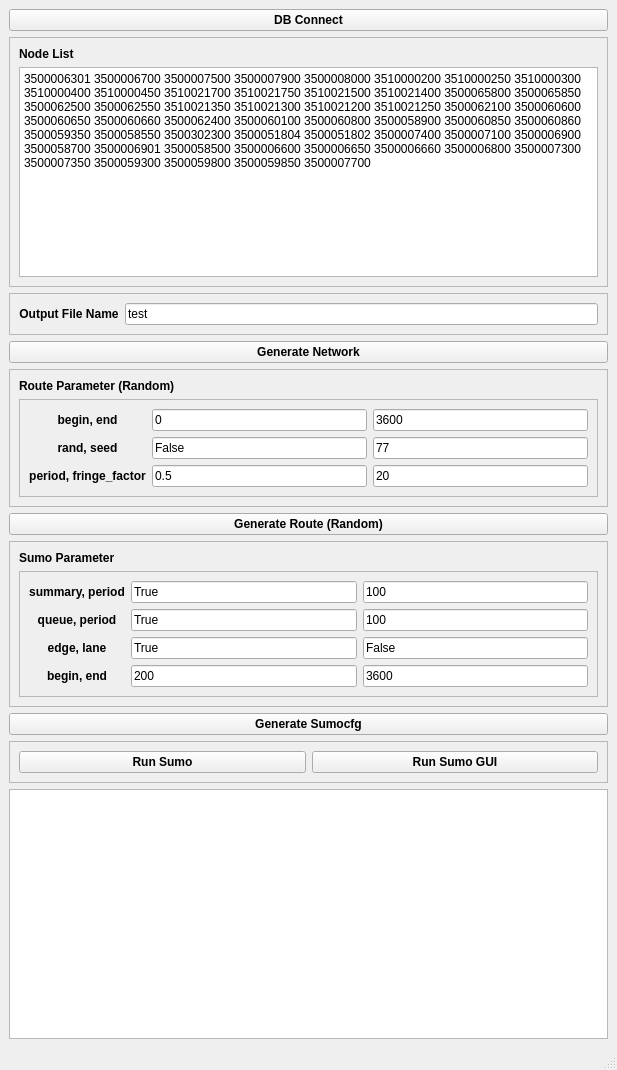
Old version of the form mainui.ui in the repository Gominseop/sumo_DT.
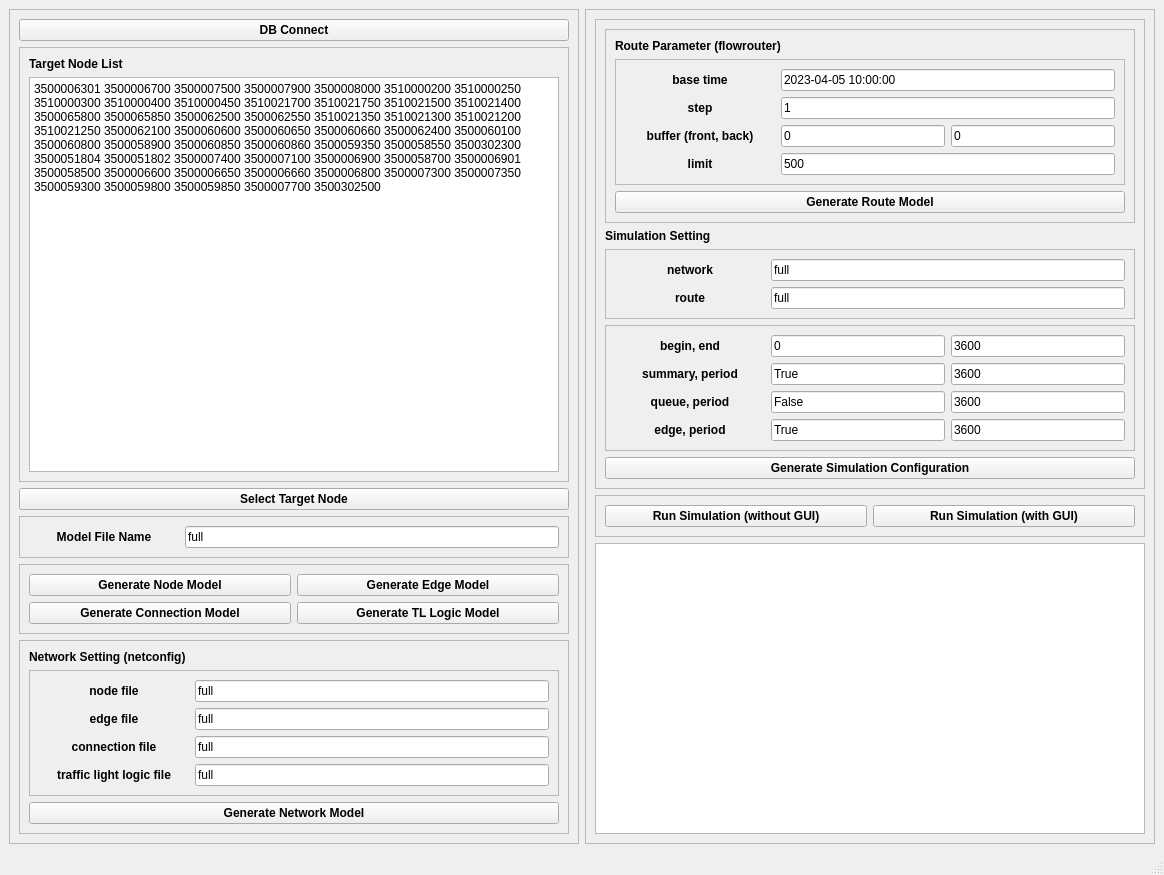
New version of the form.

Commit message: router model generation (flowrouter)

```diff
--- a/mainui.ui
+++ b/mainui.ui
@@ -6,15 +6,24 @@
    <rect>
     <x>0</x>
     <y>0</y>
-    <width>617</width>
-    <height>1070</height>
+    <width>1164</width>
+    <height>875</height>
    </rect>
   </property>
   <property name="windowTitle">
    <string>MainWindow</string>
   </property>
   <widget class="QWidget" name="centralwidget">
-   <layout class="QVBoxLayout" name="verticalLayout_2">
+   <layout class="QHBoxLayout" name="horizontalLayout_4">
+    <item>
+     <widget class="QFrame" name="frame_left">
+      <property name="frameShape">
+       <enum>QFrame::StyledPanel</enum>
+      </property>
+      <property name="frameShadow">
+       <enum>QFrame::Raised</enum>
+      </property>
+      <layout class="QVBoxLayout" name="verticalLayout_7">
     <item>
      <widget class="QPushButton" name="button_db">
       <property name="font">
@@ -46,7 +55,7 @@
           </font>
          </property>
          <property name="text">
-          <string>Node List</string>
+             <string>Target Node List</string>
          </property>
          <property name="textFormat">
           <enum>Qt::RichText</enum>
@@ -58,18 +67,37 @@
        </item>
        <item>
         <widget class="QTextEdit" name="input_node_list">
+            <property name="minimumSize">
+             <size>
+              <width>400</width>
+              <height>0</height>
+             </size>
+            </property>
          <property name="html">
           <string>&lt;!DOCTYPE HTML PUBLIC &quot;-//W3C//DTD HTML 4.0//EN&quot; &quot;http://www.w3.org/TR/REC-html40/strict.dtd&quot;&gt;
 &lt;html&gt;&lt;head&gt;&lt;meta name=&quot;qrichtext&quot; content=&quot;1&quot; /&gt;&lt;style type=&quot;text/css&quot;&gt;
 p, li { white-space: pre-wrap; }
 &lt;/style&gt;&lt;/head&gt;&lt;body style=&quot; font-family:'Gulim'; font-size:9pt; font-weight:400; font-style:normal;&quot;&gt;
-&lt;p style=&quot; margin-top:0px; margin-bottom:0px; margin-left:0px; margin-right:0px; -qt-block-indent:0; text-indent:0px;&quot;&gt;3500006301 3500006700 3500007500 3500007900 3500008000 3510000200 3510000250 3510000300 3510000400 3510000450 3510021700 3510021750 3510021500 3510021400 3500065800 3500065850 3500062500 3500062550 3510021350 3510021300 3510021200 3510021250 3500062100 3500060600 3500060650 3500060660 3500062400 3500060100 3500060800 3500058900 3500060850 3500060860 3500059350 3500058550 3500302300 3500051804 3500051802 3500007400 3500007100 3500006900 3500058700 3500006901 3500058500 3500006600 3500006650 3500006660 3500006800 3500007300 3500007350 3500059300 3500059800 3500059850 3500007700&lt;/p&gt;&lt;/body&gt;&lt;/html&gt;</string>
+&lt;p style=&quot; margin-top:0px; margin-bottom:0px; margin-left:0px; margin-right:0px; -qt-block-indent:0; text-indent:0px;&quot;&gt;3500006301 3500006700 3500007500 3500007900 3500008000 3510000200 3510000250 3510000300 3510000400 3510000450 3510021700 3510021750 3510021500 3510021400 3500065800 3500065850 3500062500 3500062550 3510021350 3510021300 3510021200 3510021250 3500062100 3500060600 3500060650 3500060660 3500062400 3500060100 3500060800 3500058900 3500060850 3500060860 3500059350 3500058550 3500302300 3500051804 3500051802 3500007400 3500007100 3500006900 3500058700 3500006901 3500058500 3500006600 3500006650 3500006660 3500006800 3500007300 3500007350 3500059300 3500059800 3500059850 3500007700 3500302500&lt;/p&gt;&lt;/body&gt;&lt;/html&gt;</string>
          </property>
         </widget>
        </item>
       </layout>
      </widget>
     </item>
+       <item>
+        <widget class="QPushButton" name="button_target">
+         <property name="font">
+          <font>
+           <weight>75</weight>
+           <bold>true</bold>
+          </font>
+         </property>
+         <property name="text">
+          <string>Select Target Node</string>
+         </property>
+        </widget>
+       </item>
     <item>
      <widget class="QFrame" name="frame_output">
       <property name="maximumSize">
@@ -87,6 +115,12 @@
       <layout class="QHBoxLayout" name="horizontalLayout">
        <item>
         <widget class="QLabel" name="text_output_name">
+            <property name="minimumSize">
+             <size>
+              <width>150</width>
+              <height>0</height>
+             </size>
+            </property>
          <property name="maximumSize">
           <size>
            <width>16777215</width>
@@ -100,7 +134,7 @@
           </font>
          </property>
          <property name="text">
-          <string>Output File Name</string>
+             <string>Model File Name</string>
          </property>
          <property name="alignment">
           <set>Qt::AlignCenter</set>
@@ -110,7 +144,203 @@
        <item>
         <widget class="QLineEdit" name="input_output_name">
          <property name="text">
-          <string>test</string>
+             <string>full</string>
+            </property>
+           </widget>
+          </item>
+         </layout>
+        </widget>
+       </item>
+       <item>
+        <widget class="QFrame" name="frame_generate">
+         <property name="frameShape">
+          <enum>QFrame::StyledPanel</enum>
+         </property>
+         <property name="frameShadow">
+          <enum>QFrame::Raised</enum>
+         </property>
+         <layout class="QGridLayout" name="gridLayout_4">
+          <item row="0" column="1">
+           <widget class="QPushButton" name="button_edge">
+            <property name="font">
+             <font>
+              <weight>75</weight>
+              <bold>true</bold>
+             </font>
+            </property>
+            <property name="text">
+             <string>Generate Edge Model</string>
+            </property>
+           </widget>
+          </item>
+          <item row="0" column="0">
+           <widget class="QPushButton" name="button_node">
+            <property name="font">
+             <font>
+              <weight>75</weight>
+              <bold>true</bold>
+             </font>
+            </property>
+            <property name="text">
+             <string>Generate Node Model</string>
+            </property>
+           </widget>
+          </item>
+          <item row="1" column="0">
+           <widget class="QPushButton" name="button_connection">
+            <property name="font">
+             <font>
+              <weight>75</weight>
+              <bold>true</bold>
+             </font>
+            </property>
+            <property name="text">
+             <string>Generate Connection Model</string>
+            </property>
+           </widget>
+          </item>
+          <item row="1" column="1">
+           <widget class="QPushButton" name="button_tllogic">
+            <property name="font">
+             <font>
+              <weight>75</weight>
+              <bold>true</bold>
+             </font>
+            </property>
+            <property name="text">
+             <string>Generate TL Logic Model</string>
+            </property>
+           </widget>
+          </item>
+         </layout>
+        </widget>
+       </item>
+       <item>
+        <widget class="QFrame" name="frame_network">
+         <property name="frameShape">
+          <enum>QFrame::StyledPanel</enum>
+         </property>
+         <property name="frameShadow">
+          <enum>QFrame::Raised</enum>
+         </property>
+         <layout class="QVBoxLayout" name="verticalLayout_6">
+          <item>
+           <widget class="QLabel" name="text_network_setting">
+            <property name="font">
+             <font>
+              <weight>75</weight>
+              <bold>true</bold>
+             </font>
+            </property>
+            <property name="text">
+             <string>Network Setting (netconfig)</string>
+            </property>
+           </widget>
+          </item>
+          <item>
+           <widget class="QFrame" name="frame_network_setting">
+            <property name="frameShape">
+             <enum>QFrame::StyledPanel</enum>
+            </property>
+            <property name="frameShadow">
+             <enum>QFrame::Raised</enum>
+            </property>
+            <layout class="QGridLayout" name="gridLayout_5">
+             <item row="2" column="1">
+              <widget class="QLineEdit" name="input_connection">
+               <property name="text">
+                <string>full</string>
+               </property>
+              </widget>
+             </item>
+             <item row="1" column="1">
+              <widget class="QLineEdit" name="input_edge">
+               <property name="text">
+                <string>full</string>
+               </property>
+              </widget>
+             </item>
+             <item row="3" column="0">
+              <widget class="QLabel" name="text_tllogic">
+               <property name="font">
+                <font>
+                 <weight>75</weight>
+                 <bold>true</bold>
+                </font>
+               </property>
+               <property name="text">
+                <string>traffic light logic file</string>
+               </property>
+               <property name="alignment">
+                <set>Qt::AlignCenter</set>
+               </property>
+              </widget>
+             </item>
+             <item row="0" column="0">
+              <widget class="QLabel" name="text_node">
+               <property name="minimumSize">
+                <size>
+                 <width>150</width>
+                 <height>0</height>
+                </size>
+               </property>
+               <property name="font">
+                <font>
+                 <weight>75</weight>
+                 <bold>true</bold>
+                </font>
+               </property>
+               <property name="text">
+                <string>node file</string>
+               </property>
+               <property name="alignment">
+                <set>Qt::AlignCenter</set>
+               </property>
+              </widget>
+             </item>
+             <item row="1" column="0">
+              <widget class="QLabel" name="text_edge">
+               <property name="font">
+                <font>
+                 <weight>75</weight>
+                 <bold>true</bold>
+                </font>
+               </property>
+               <property name="text">
+                <string>edge file</string>
+               </property>
+               <property name="alignment">
+                <set>Qt::AlignCenter</set>
+               </property>
+              </widget>
+             </item>
+             <item row="2" column="0">
+              <widget class="QLabel" name="text_conneciton">
+               <property name="font">
+                <font>
+                 <weight>75</weight>
+                 <bold>true</bold>
+                </font>
+               </property>
+               <property name="text">
+                <string>connection file</string>
+               </property>
+               <property name="alignment">
+                <set>Qt::AlignCenter</set>
+               </property>
+              </widget>
+             </item>
+             <item row="0" column="1">
+              <widget class="QLineEdit" name="input_node">
+               <property name="text">
+                <string>full</string>
+               </property>
+              </widget>
+             </item>
+             <item row="3" column="1">
+              <widget class="QLineEdit" name="input_tllogic">
+               <property name="text">
+                <string>full</string>
          </property>
         </widget>
        </item>
@@ -126,10 +356,34 @@
        </font>
       </property>
       <property name="text">
-       <string>Generate Network</string>
+             <string>Generate Network Model</string>
       </property>
      </widget>
     </item>
+         </layout>
+        </widget>
+       </item>
+      </layout>
+     </widget>
+    </item>
+    <item>
+     <widget class="QFrame" name="frame_right">
+      <property name="frameShape">
+       <enum>QFrame::StyledPanel</enum>
+      </property>
+      <property name="frameShadow">
+       <enum>QFrame::Raised</enum>
+      </property>
+      <layout class="QVBoxLayout" name="verticalLayout_8">
+       <item>
+        <widget class="QFrame" name="frame_sumo">
+         <property name="frameShape">
+          <enum>QFrame::StyledPanel</enum>
+         </property>
+         <property name="frameShadow">
+          <enum>QFrame::Raised</enum>
+         </property>
+         <layout class="QVBoxLayout" name="verticalLayout_4">
     <item>
      <widget class="QFrame" name="frame_route">
       <property name="frameShape">
@@ -148,7 +402,7 @@
           </font>
          </property>
          <property name="text">
-          <string>Route Parameter (Random)</string>
+                <string>Route Parameter (flowrouter)</string>
          </property>
         </widget>
        </item>
@@ -167,8 +421,37 @@
           <enum>QFrame::Raised</enum>
          </property>
          <layout class="QGridLayout" name="gridLayout">
+                <item row="2" column="0">
+                 <widget class="QLabel" name="text_route_param3">
+                  <property name="font">
+                   <font>
+                    <weight>75</weight>
+                    <bold>true</bold>
+                   </font>
+                  </property>
+                  <property name="text">
+                   <string>buffer (front, back)</string>
+                  </property>
+                  <property name="alignment">
+                   <set>Qt::AlignCenter</set>
+                  </property>
+                 </widget>
+                </item>
+                <item row="2" column="1">
+                 <widget class="QLineEdit" name="input_route_front">
+                  <property name="text">
+                   <string>0</string>
+                  </property>
+                 </widget>
+                </item>
           <item row="0" column="0">
            <widget class="QLabel" name="text_route_param1">
+                  <property name="minimumSize">
+                   <size>
+                    <width>150</width>
+                    <height>0</height>
+                   </size>
+                  </property>
             <property name="maximumSize">
              <size>
               <width>16777215</width>
@@ -182,27 +465,20 @@
              </font>
             </property>
             <property name="text">
-             <string>begin, end</string>
+                   <string>base time</string>
             </property>
             <property name="alignment">
              <set>Qt::AlignCenter</set>
             </property>
            </widget>
           </item>
-          <item row="0" column="1">
-           <widget class="QLineEdit" name="input_route_begin">
+                <item row="2" column="2">
+                 <widget class="QLineEdit" name="input_route_back">
             <property name="text">
              <string>0</string>
             </property>
            </widget>
           </item>
-          <item row="0" column="2">
-           <widget class="QLineEdit" name="input_route_end">
-            <property name="text">
-             <string>3600</string>
-            </property>
-           </widget>
-          </item>
           <item row="1" column="0">
            <widget class="QLabel" name="text_route_param2">
             <property name="font">
@@ -212,29 +488,29 @@
              </font>
             </property>
             <property name="text">
-             <string>rand, seed</string>
+                   <string>step</string>
             </property>
             <property name="alignment">
              <set>Qt::AlignCenter</set>
             </property>
            </widget>
           </item>
-          <item row="1" column="1">
-           <widget class="QLineEdit" name="input_route_rand">
+                <item row="1" column="1" colspan="2">
+                 <widget class="QLineEdit" name="input_route_step">
             <property name="text">
-             <string>False</string>
+                   <string>1</string>
             </property>
            </widget>
           </item>
-          <item row="1" column="2">
-           <widget class="QLineEdit" name="input_route_seed">
+                <item row="0" column="1" colspan="2">
+                 <widget class="QLineEdit" name="input_route_base">
             <property name="text">
-             <string>77</string>
+                   <string>2023-04-05 10:00:00</string>
             </property>
            </widget>
           </item>
-          <item row="2" column="0">
-           <widget class="QLabel" name="text_route_param3">
+                <item row="3" column="0">
+                 <widget class="QLabel" name="text_route_param4">
             <property name="font">
              <font>
               <weight>75</weight>
@@ -242,28 +518,18 @@
              </font>
             </property>
             <property name="text">
-             <string>period, fringe_factor</string>
+                   <string>limit</string>
             </property>
             <property name="alignment">
              <set>Qt::AlignCenter</set>
             </property>
            </widget>
           </item>
-          <item row="2" column="1">
-           <widget class="QLineEdit" name="input_route_period">
+                <item row="3" column="1" colspan="2">
+                 <widget class="QLineEdit" name="input_route_repeat">
             <property name="text">
-             <string>0.5</string>
-            </property>
-           </widget>
-          </item>
-          <item row="2" column="2">
-           <widget class="QLineEdit" name="input_route_fringe">
-            <property name="text">
-             <string>20</string>
-            </property>
-           </widget>
-          </item>
-         </layout>
+                   <string>500</string>
+                  </property>
         </widget>
        </item>
       </layout>
@@ -278,19 +544,13 @@
        </font>
       </property>
       <property name="text">
-       <string>Generate Route (Random)</string>
+                <string>Generate Route Model</string>
       </property>
      </widget>
     </item>
-    <item>
-     <widget class="QFrame" name="frame_sumo">
-      <property name="frameShape">
-       <enum>QFrame::StyledPanel</enum>
-      </property>
-      <property name="frameShadow">
-       <enum>QFrame::Raised</enum>
-      </property>
-      <layout class="QVBoxLayout" name="verticalLayout_4">
+            </layout>
+           </widget>
+          </item>
        <item>
         <widget class="QLabel" name="text_sumo_param">
          <property name="font">
@@ -300,10 +560,98 @@
           </font>
          </property>
          <property name="text">
-          <string>Sumo Parameter</string>
+             <string>Simulation Setting</string>
          </property>
         </widget>
        </item>
+          <item>
+           <widget class="QFrame" name="frame_sumo_model">
+            <property name="frameShape">
+             <enum>QFrame::StyledPanel</enum>
+            </property>
+            <property name="frameShadow">
+             <enum>QFrame::Raised</enum>
+            </property>
+            <layout class="QGridLayout" name="gridLayout_3">
+             <item row="1" column="0">
+              <widget class="QLabel" name="text_route">
+               <property name="minimumSize">
+                <size>
+                 <width>0</width>
+                 <height>0</height>
+                </size>
+               </property>
+               <property name="font">
+                <font>
+                 <weight>75</weight>
+                 <bold>true</bold>
+                </font>
+               </property>
+               <property name="text">
+                <string>route</string>
+               </property>
+               <property name="alignment">
+                <set>Qt::AlignCenter</set>
+               </property>
+              </widget>
+             </item>
+             <item row="0" column="1">
+              <widget class="QLineEdit" name="input_network">
+               <property name="minimumSize">
+                <size>
+                 <width>0</width>
+                 <height>0</height>
+                </size>
+               </property>
+               <property name="text">
+                <string>full</string>
+               </property>
+              </widget>
+             </item>
+             <item row="1" column="1">
+              <widget class="QLineEdit" name="input_route">
+               <property name="minimumSize">
+                <size>
+                 <width>0</width>
+                 <height>0</height>
+                </size>
+               </property>
+               <property name="text">
+                <string>full</string>
+               </property>
+              </widget>
+             </item>
+             <item row="0" column="0">
+              <widget class="QLabel" name="text_network">
+               <property name="minimumSize">
+                <size>
+                 <width>150</width>
+                 <height>0</height>
+                </size>
+               </property>
+               <property name="maximumSize">
+                <size>
+                 <width>16777215</width>
+                 <height>16777215</height>
+                </size>
+               </property>
+               <property name="font">
+                <font>
+                 <weight>75</weight>
+                 <bold>true</bold>
+                </font>
+               </property>
+               <property name="text">
+                <string>network</string>
+               </property>
+               <property name="alignment">
+                <set>Qt::AlignCenter</set>
+               </property>
+              </widget>
+             </item>
+            </layout>
+           </widget>
+          </item>
        <item>
         <widget class="QFrame" name="frame_sumo_param">
          <property name="maximumSize">
@@ -319,74 +667,51 @@
           <enum>QFrame::Raised</enum>
          </property>
          <layout class="QGridLayout" name="gridLayout_2">
-          <item row="1" column="1">
+             <item row="2" column="1">
            <widget class="QLineEdit" name="input_sumo_summary">
             <property name="text">
              <string>True</string>
             </property>
            </widget>
           </item>
-          <item row="3" column="0">
-           <widget class="QLabel" name="text_sumo_param3">
-            <property name="font">
-             <font>
-              <weight>75</weight>
-              <bold>true</bold>
-             </font>
-            </property>
-            <property name="text">
-             <string>edge, lane</string>
-            </property>
-            <property name="alignment">
-             <set>Qt::AlignCenter</set>
-            </property>
-           </widget>
-          </item>
-          <item row="1" column="2">
+             <item row="2" column="2">
            <widget class="QLineEdit" name="input_sumo_summary_period">
             <property name="text">
-             <string>100</string>
+                <string>3600</string>
             </property>
            </widget>
           </item>
-          <item row="2" column="2">
-           <widget class="QLineEdit" name="input_sumo_queue_period">
+             <item row="4" column="0">
+              <widget class="QLabel" name="text_sumo_param3">
+               <property name="font">
+                <font>
+                 <weight>75</weight>
+                 <bold>true</bold>
+                </font>
+               </property>
             <property name="text">
-             <string>100</string>
+                <string>edge, period</string>
+               </property>
+               <property name="alignment">
+                <set>Qt::AlignCenter</set>
             </property>
            </widget>
           </item>
           <item row="3" column="2">
-           <widget class="QLineEdit" name="input_sumo_lane">
+              <widget class="QLineEdit" name="input_sumo_queue_period">
             <property name="text">
-             <string>False</string>
+                <string>3600</string>
             </property>
            </widget>
           </item>
-          <item row="2" column="0">
-           <widget class="QLabel" name="text_sumo_param2">
-            <property name="font">
-             <font>
-              <weight>75</weight>
-              <bold>true</bold>
-             </font>
-            </property>
-            <property name="text">
-             <string>queue, period</string>
-            </property>
-            <property name="alignment">
-             <set>Qt::AlignCenter</set>
-            </property>
-           </widget>
-          </item>
-          <item row="2" column="1">
+             <item row="3" column="1">
            <widget class="QLineEdit" name="input_sumo_queue">
             <property name="text">
-             <string>True</string>
+                <string>False</string>
             </property>
            </widget>
           </item>
-          <item row="1" column="0">
+             <item row="2" column="0">
            <widget class="QLabel" name="text_sumo_param1">
             <property name="font">
              <font>
@@ -402,15 +727,70 @@
             </property>
            </widget>
           </item>
-          <item row="3" column="1">
+             <item row="3" column="0">
+              <widget class="QLabel" name="text_sumo_param2">
+               <property name="font">
+                <font>
+                 <weight>75</weight>
+                 <bold>true</bold>
+                </font>
+               </property>
+               <property name="text">
+                <string>queue, period</string>
+               </property>
+               <property name="alignment">
+                <set>Qt::AlignCenter</set>
+               </property>
+              </widget>
+             </item>
+             <item row="4" column="2">
+              <widget class="QLineEdit" name="input_sumo_edge_period">
+               <property name="text">
+                <string>3600</string>
+               </property>
+              </widget>
+             </item>
+             <item row="4" column="1">
            <widget class="QLineEdit" name="input_sumo_edge">
             <property name="text">
              <string>True</string>
             </property>
            </widget>
           </item>
-          <item row="4" column="0">
+             <item row="1" column="1">
+              <widget class="QLineEdit" name="input_sumo_begin">
+               <property name="maximumSize">
+                <size>
+                 <width>16777215</width>
+                 <height>16777215</height>
+                </size>
+               </property>
+               <property name="text">
+                <string>0</string>
+               </property>
+              </widget>
+             </item>
+             <item row="1" column="2">
+              <widget class="QLineEdit" name="input_sumo_end">
+               <property name="maximumSize">
+                <size>
+                 <width>16777215</width>
+                 <height>16777215</height>
+                </size>
+               </property>
+               <property name="text">
+                <string>3600</string>
+               </property>
+              </widget>
+             </item>
+             <item row="1" column="0">
            <widget class="QLabel" name="text_sumo_param4">
+               <property name="minimumSize">
+                <size>
+                 <width>150</width>
+                 <height>0</height>
+                </size>
+               </property>
             <property name="maximumSize">
              <size>
               <width>16777215</width>
@@ -434,35 +814,6 @@
             </property>
            </widget>
           </item>
-          <item row="4" column="1">
-           <widget class="QLineEdit" name="input_sumo_begin">
-            <property name="maximumSize">
-             <size>
-              <width>16777215</width>
-              <height>16777215</height>
-             </size>
-            </property>
-            <property name="text">
-             <string>200</string>
-            </property>
-           </widget>
-          </item>
-          <item row="4" column="2">
-           <widget class="QLineEdit" name="input_sumo_end">
-            <property name="maximumSize">
-             <size>
-              <width>16777215</width>
-              <height>16777215</height>
-             </size>
-            </property>
-            <property name="text">
-             <string>3600</string>
-            </property>
-           </widget>
-          </item>
-         </layout>
-        </widget>
-       </item>
       </layout>
      </widget>
     </item>
@@ -475,8 +826,11 @@
        </font>
       </property>
       <property name="text">
-       <string>Generate Sumocfg</string>
-      </property>
+             <string>Generate Simulation Configuration</string>
+            </property>
+           </widget>
+          </item>
+         </layout>
      </widget>
     </item>
     <item>
@@ -497,7 +851,7 @@
           </font>
          </property>
          <property name="text">
-          <string>Run Sumo</string>
+             <string>Run Simulation (without GUI)</string>
          </property>
         </widget>
        </item>
@@ -510,7 +864,7 @@
           </font>
          </property>
          <property name="text">
-          <string>Run Sumo GUI</string>
+             <string>Run Simulation (with GUI)</string>
          </property>
         </widget>
        </item>
@@ -522,15 +876,8 @@
     </item>
    </layout>
   </widget>
-  <widget class="QMenuBar" name="menubar">
-   <property name="geometry">
-    <rect>
-     <x>0</x>
-     <y>0</y>
-     <width>617</width>
-     <height>31</height>
-    </rect>
-   </property>
+    </item>
+   </layout>
   </widget>
   <widget class="QStatusBar" name="statusbar"/>
  </widget>
```
Lines whose indentation alone changed are shown as unchanged. The commit also changes 39 other files.
